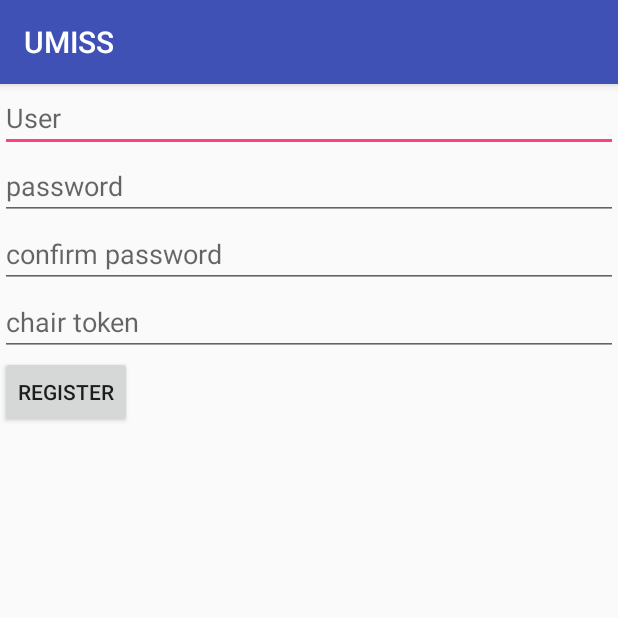
After one commit to UmissTeam/UMISS-Android, an Android app: the RegisterActivity screen opened directly, with no data from a screen before it, on a phone screen of 412 x 824 dp, the top half of it. The commit adds this screen. Run offline under Robolectric (Android 15) with nearby library versions, the phone set to English and light mode, and no system bars; libraries missing offline, so code that uses them is left out: com.koushikdutta.async.

Commit message:
Register Activity

```diff
--- a/app/build.gradle
+++ b/app/build.gradle
@@ -19,15 +19,16 @@ android {
     }
 }
 
+
 dependencies {
     compile fileTree(dir: 'libs', include: ['*.jar'])
     androidTestCompile('com.android.support.test.espresso:espresso-core:2.2.2', {
         exclude group: 'com.android.support', module: 'support-annotations'
     })
+    apply plugin: 'com.google.gms.google-services'
     compile 'com.android.support:appcompat-v7:25.3.1'
     compile 'com.android.support.constraint:constraint-layout:1.0.2'
     compile 'com.google.firebase:firebase-messaging:9.4.0'
     compile 'com.koushikdutta.ion:ion:2.+'
     testCompile 'junit:junit:4.12'
-    apply plugin: 'com.google.gms.google-services'
 }
--- a/app/src/main/java/com/umiss/MainActivity.java
+++ b/app/src/main/java/com/umiss/MainActivity.java
@@ -26,6 +26,7 @@ public class MainActivity extends AppCompatActivity {
         isLogged();
 
         Button button = (Button) findViewById(R.id.button);
+
 
         button.setOnClickListener(new View.OnClickListener() {
             @Override
@@ -73,6 +74,8 @@ public class MainActivity extends AppCompatActivity {
 
         SharedPreferences sharedPreferences = getSharedPreferences("data",MODE_PRIVATE);
 
+//        Log.d("token", FirebaseInstanceId.getInstance().getToken().toString());
+
         if ( !sharedPreferences.getBoolean(LoginActivity.IS_LOGGED, false) ){
 
             Intent intent = new Intent(this, LoginActivity.class);
--- a/app/src/main/java/com/umiss/MyFirebaseInstanceIDService.java
+++ b/app/src/main/java/com/umiss/MyFirebaseInstanceIDService.java
@@ -11,6 +11,6 @@ public class MyFirebaseInstanceIDService extends FirebaseInstanceIdService{
     public void onTokenRefresh(){
 
         String refreshedToken = FirebaseInstanceId.getInstance().getToken();
-        // save the token to third party server
+        Log.d("refreshedToken", refreshedToken);
     }
 }
--- a/app/src/main/java/com/umiss/MyFirebaseMessagingService.java
+++ b/app/src/main/java/com/umiss/MyFirebaseMessagingService.java
@@ -31,6 +31,8 @@ public class MyFirebaseMessagingService extends FirebaseMessagingService {
     public void onMessageReceived(RemoteMessage remoteMessage) {
 
         Map<String, String> message = remoteMessage.getData();
+
+        Log.d("Notificationreceived", remoteMessage.toString());
 
         if ( message != null && isLogged() ){
 
--- /dev/null
+++ b/app/src/main/java/com/umiss/RegisterActivity.java
@@ -0,0 +1,83 @@
+package com.umiss;
+
+import android.content.Intent;
+import android.support.v7.app.AppCompatActivity;
+import android.os.Bundle;
+import android.util.Log;
+import android.view.View;
+import android.widget.Button;
+import android.widget.EditText;
+import android.widget.Toast;
+
+import com.google.firebase.iid.FirebaseInstanceId;
+import com.google.gson.JsonObject;
+import com.koushikdutta.async.future.FutureCallback;
+
+import models.Monitor;
+import network.UMISSRest;
+
+public class RegisterActivity extends AppCompatActivity {
+
+    private EditText user;
+    private EditText password;
+    private EditText passwordConfirmation;
+    private EditText chairToken;
+
+    private Button register;
+
+    @Override
+    protected void onCreate(Bundle savedInstanceState) {
+        super.onCreate(savedInstanceState);
+        setContentView(R.layout.activity_register);
+        findViewItems();
+    }
+
+    private void findViewItems(){
+        user = (EditText) findViewById(R.id.register_et_user);
+        password = (EditText) findViewById(R.id.register_et_password);
+        passwordConfirmation = (EditText) findViewById(R.id.register_et_confirm_password);
+        chairToken = (EditText) findViewById(R.id.register_et_chair_token);
+        register = (Button) findViewById(R.id.register_btn_register);
+        register.setOnClickListener(registerOnClickListener);
+    }
+
+    private void sendInformation(String user, String password, String chairToken){
+
+        String token = FirebaseInstanceId.getInstance().getToken().toString();
+        Monitor monitor = new Monitor(user, password, chairToken, token);
+        UMISSRest.register(UMISSRest.getAbsoluteURL("api/monitors"), getApplicationContext(), monitor, new FutureCallback<JsonObject>() {
+            @Override
+            public void onCompleted(Exception e, JsonObject result) {
+
+                if ( result != null ) {
+                    Toast.makeText(getApplicationContext(), "Registrou!", Toast.LENGTH_LONG).show();
+                    startLoginActivity();
+                }else {
+                    Toast.makeText(getApplicationContext(), e.toString(), Toast.LENGTH_LONG).show();
+                    Log.d("Register2", e.toString());
+                }
+            }
+        });
+    }
+
+    private void startLoginActivity(){
+        Intent intent = new Intent(getApplicationContext(), LoginActivity.class);
+        startActivity(intent);
+        finish();
+    }
+
+    /* on clicks */
+
+    private View.OnClickListener registerOnClickListener = new View.OnClickListener() {
+        @Override
+        public void onClick(View v) {
+            String userName = user.getText().toString();
+            String passwordString = password.getText().toString();
+            String chairTokenString = chairToken.getText().toString();
+            sendInformation(userName, passwordString, chairTokenString);
+            Log.d("Register", "Clicked!");
+        }
+    };
+
+
+}
--- /dev/null
+++ b/app/src/main/res/layout/activity_register.xml
@@ -0,0 +1,41 @@
+<?xml version="1.0" encoding="utf-8"?>
+<LinearLayout xmlns:android="http://schemas.android.com/apk/res/android"
+    xmlns:app="http://schemas.android.com/apk/res-auto"
+    xmlns:tools="http://schemas.android.com/tools"
+    android:layout_width="match_parent"
+    android:layout_height="match_parent"
+    tools:context="com.umiss.RegisterActivity"
+    android:orientation="vertical">
+
+    <EditText
+        android:id="@+id/register_et_user"
+        android:layout_width="match_parent"
+        android:layout_height="wrap_content"
+        android:hint="User" />
+
+    <EditText
+        android:id="@+id/register_et_password"
+        android:layout_width="match_parent"
+        android:layout_height="wrap_content"
+        android:hint="password" />
+
+    <EditText
+        android:id="@+id/register_et_confirm_password"
+        android:layout_width="match_parent"
+        android:layout_height="wrap_content"
+        android:hint="confirm password" />
+
+    <EditText
+        android:id="@+id/register_et_chair_token"
+        android:layout_width="match_parent"
+        android:layout_height="wrap_content"
+        android:hint="chair token" />
+
+    <Button
+        android:id="@+id/register_btn_register"
+        android:layout_width="wrap_content"
+        android:layout_height="wrap_content"
+        android:text="Register"/>
+
+
+</LinearLayout>
```
Also changed, not shown: app/src/main/AndroidManifest.xml (+14 -13 lines), app/src/main/java/com/umiss/LoginActivity.java (+17 -2 lines), app/src/main/java/models/Monitor.java (added, +32 -0 lines), app/src/main/java/network/UMISSRest.java (+20 -7 lines), app/src/main/res/layout/activity_login.xml (+10 -0 lines).
